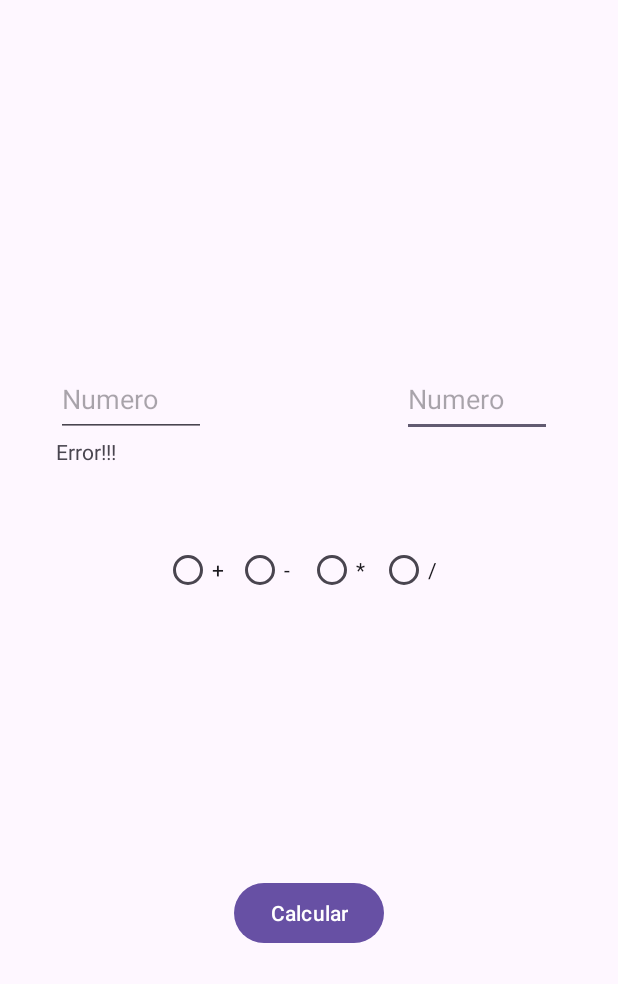
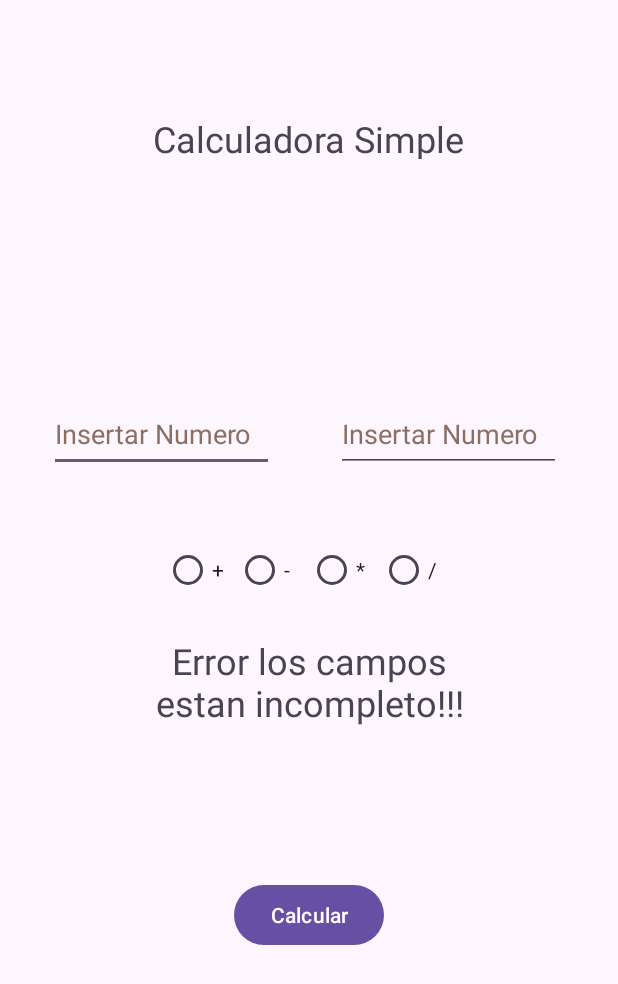
Before and after one commit to WINDOWEXPRESS/ASPracticas, an Android app: the Calculator_With_Two_Activity screen opened directly, with no data from a screen before it, after a tap on "Calcular", on a phone screen of 412 x 824 dp. Shown: the top 984 px of the screen. Run offline under Robolectric (Android 15) with nearby library versions, the phone set to English and light mode, and no system bars.

Commit message:
"Terminar u3a2 en casa"

```diff
--- a/app/src/main/java/com/example/aspracticas/ut03/u3e2/Calculator_With_Two_Activity.java
+++ b/app/src/main/java/com/example/aspracticas/ut03/u3e2/Calculator_With_Two_Activity.java
@@ -3,32 +3,31 @@ package com.example.aspracticas.ut03.u3e2;
 import androidx.appcompat.app.AppCompatActivity;
 
 import android.content.Intent;
-import android.graphics.Color;
 import android.os.Bundle;
-import android.text.Layout;
 import android.widget.Button;
 import android.widget.EditText;
-import android.widget.RadioButton;
 import android.widget.RadioGroup;
 import android.widget.TextView;
 
 import com.example.aspracticas.R;
 
 public class Calculator_With_Two_Activity extends AppCompatActivity {
+    public static final String CLAVE_NUMERO1 = "aaaaa";
+    public static final String CLAVE_NUMERO2 = "bbbbb";
+    public static final String CLAVE_OPERADOR = "ccccc";
     EditText num1, num2;
-    TextView errorNum, errorOperador;
+    TextView  errorMensaje;
     Button calcuclar;
     RadioGroup operador;
 
     @Override
     protected void onCreate(Bundle savedInstanceState) {
         super.onCreate(savedInstanceState);
-        setContentView(R.layout.activity_calculator_with_two);
+        setContentView(R.layout.u3a2_calculator_with_two);
 
         num1 = findViewById(R.id.u3a2_eText_Num1);
         num2 = findViewById(R.id.u3a2_eText_Num2);
-        errorNum = findViewById(R.id.u3a2_tView_ErrorNum);
-        errorOperador = findViewById(R.id.u3a2_tView_ErrorOperador);
+        errorMensaje = findViewById(R.id.u3a2_tView_ErrorMensaje);
         calcuclar = findViewById(R.id.u3a2_bt_Calcular);
         operador = findViewById(R.id.u3a2_rGroup_Operador);
 
@@ -36,21 +35,23 @@ public class Calculator_With_Two_Activity extends AppCompatActivity {
         calcuclar.setOnClickListener(view -> {
                 if (operador.getCheckedRadioButtonId() != -1 && !num1.getText().toString().isEmpty()
                         && !num2.getText().toString().isEmpty()) {
-                    Intent i = new Intent(this, VisualizadorResultado.class);
-                    i.putExtra("numero", num1.getText().toString());
-                    i.putExtra("numero1", num2.getText().toString());
-                    i.putExtra("operador", num1.getText().toString());
-                    startActivity(i);
+                    Intent intent = new Intent(this, VisualizadorResultado.class);
+                    // Pasa el número como extra a través del Intent
+                    intent.putExtra(CLAVE_NUMERO1, Integer.parseInt(num1.getText().toString()));
+                    intent.putExtra(CLAVE_NUMERO2,  Integer.parseInt(num2.getText().toString()));
+                    intent.putExtra(CLAVE_OPERADOR, operador.getCheckedRadioButtonId());
+
+                    // Inicia la actividad
+                    startActivity(intent);
                 }else {
-                    setTextError(errorNum);º
+                    setTextError(errorMensaje);
                 }
-
             }
         );
     }
 
     private void setTextError(TextView view) {
-        view.setText("Error!!!");
+        view.setText(R.string.u3a2_mensaje_error);
     }
 
 }
--- a/app/src/main/res/layout/activity_calculator_with_two.xml
+++ b/app/src/main/res/layout/u3a2_calculator_with_two.xml
@@ -7,47 +7,60 @@
     tools:context=".ut03.u3e2.Calculator_With_Two_Activity">
 
     <EditText
+        android:id="@+id/u3a2_eText_Num1"
+        android:layout_width="150dp"
+        android:layout_height="50dp"
+        android:autofillHints=""
+        android:hint="@string/u3a2_insertar_numero"
+        android:inputType="number|numberDecimal"
+        android:textColorHint="#8D6E63"
+        app:layout_constraintBottom_toBottomOf="@+id/u3a2_eText_Num2"
+        app:layout_constraintEnd_toStartOf="@+id/u3a2_eText_Num2"
+        app:layout_constraintHorizontal_bias="0.438"
+        app:layout_constraintStart_toStartOf="parent"
+        app:layout_constraintTop_toTopOf="parent"
+        app:layout_constraintVertical_bias="1.0"
+        tools:ignore="DuplicateSpeakableTextCheck" />
+
+    <EditText
         android:id="@+id/u3a2_eText_Num2"
-        android:layout_width="100dp"
+        android:layout_width="150dp"
         android:layout_height="50dp"
         android:ems="10"
-        android:hint="Numero"
-        android:inputType="text"
+        android:hint="@string/u3a2_insertar_numero"
+        android:inputType="number|numberDecimal"
+        android:textColorHint="#8D6E63"
         app:layout_constraintBottom_toBottomOf="parent"
         app:layout_constraintEnd_toEndOf="parent"
-        app:layout_constraintHorizontal_bias="0.858"
+        app:layout_constraintHorizontal_bias="0.854"
         app:layout_constraintStart_toStartOf="parent"
         app:layout_constraintTop_toTopOf="parent"
-        app:layout_constraintVertical_bias="0.312" />
-
-    <EditText
-        android:id="@+id/u3a2_eText_Num1"
-        android:layout_width="100dp"
-        android:layout_height="50dp"
-        android:hint="Numero"
-        android:inputType="number|numberDecimal"
-        app:layout_constraintBottom_toBottomOf="@+id/u3a2_eText_Num2"
-        app:layout_constraintEnd_toStartOf="@+id/u3a2_eText_Num2"
-        app:layout_constraintHorizontal_bias="0.221"
-        app:layout_constraintStart_toStartOf="parent"
-        app:layout_constraintTop_toTopOf="parent"
-        app:layout_constraintVertical_bias="1.0" />
+        app:layout_constraintVertical_bias="0.342"
+        android:autofillHints="" />
 
     <TextView
-        android:id="@+id/u3a2_tView_ErrorNum"
+        android:id="@+id/u3a2_tView_Titulo"
         android:layout_width="330dp"
         android:layout_height="30dp"
+        android:layout_marginTop="76dp"
+        android:text="@string/u3a2_titulo"
+        android:textAlignment="center"
+        android:textSize="24sp"
         app:layout_constraintEnd_toEndOf="@+id/u3a2_eText_Num2"
-        app:layout_constraintHorizontal_bias="0.0"
+        app:layout_constraintHorizontal_bias="0.727"
         app:layout_constraintStart_toStartOf="@+id/u3a2_eText_Num1"
-        app:layout_constraintTop_toBottomOf="@+id/u3a2_eText_Num2" />
+        app:layout_constraintTop_toTopOf="parent"
+        tools:ignore="TextSizeCheck" />
 
     <TextView
-        android:id="@+id/u3a2_tView_ErrorOperador"
-        android:layout_width="192dp"
-        android:layout_height="30dp"
+        android:id="@+id/u3a2_tView_ErrorMensaje"
+        android:layout_width="241dp"
+        android:layout_height="75dp"
+        android:layout_marginTop="20dp"
+        android:textAlignment="center"
+        android:textSize="24sp"
         app:layout_constraintEnd_toEndOf="@+id/u3a2_rGroup_Operador"
-        app:layout_constraintHorizontal_bias="0.0"
+        app:layout_constraintHorizontal_bias="0.489"
         app:layout_constraintStart_toStartOf="@+id/u3a2_rGroup_Operador"
         app:layout_constraintTop_toBottomOf="@+id/u3a2_rGroup_Operador" />
 
@@ -67,25 +80,26 @@
             android:id="@+id/u3a2_rButton_Suma"
             android:layout_width="wrap_content"
             android:layout_height="wrap_content"
-            android:text="+" />
+            android:text="+"
+            tools:ignore="HardcodedText" />
 
         <RadioButton
             android:id="@+id/u3a2_rButton_Resta"
             android:layout_width="wrap_content"
             android:layout_height="wrap_content"
-            android:text="-" />
+            android:text="@string/u3a2_Restar" />
 
         <RadioButton
             android:id="@+id/u3a2_rButton_Multi"
             android:layout_width="wrap_content"
             android:layout_height="wrap_content"
-            android:text="*" />
+            android:text="@string/u3a2_Multiplicar" />
 
         <RadioButton
             android:id="@+id/u3a2_rButton_Divi"
             android:layout_width="wrap_content"
             android:layout_height="wrap_content"
-            android:text="/" />
+            android:text="@string/u3a2_Dividir" />
     </RadioGroup>
 
     <Button
@@ -93,11 +107,11 @@
         android:layout_width="wrap_content"
         android:layout_height="wrap_content"
         android:layout_marginBottom="188dp"
-        android:text="Calcular"
+        android:text="@string/calcular"
         app:layout_constraintBottom_toBottomOf="parent"
         app:layout_constraintEnd_toEndOf="parent"
         app:layout_constraintStart_toStartOf="parent"
-        app:layout_constraintTop_toBottomOf="@+id/u3a2_tView_ErrorOperador"
+        app:layout_constraintTop_toBottomOf="@+id/u3a2_tView_ErrorMensaje"
         app:layout_constraintVertical_bias="0.98" />
 
 </androidx.constraintlayout.widget.ConstraintLayout>
--- a/app/src/main/res/values/strings.xml
+++ b/app/src/main/res/values/strings.xml
@@ -54,5 +54,15 @@
     <string name="u2a6_fin_de_juego_perdido">Fin de Juego.\nHas perdido!!!</string>
     <string name="u2a6_titulo_dialogo_reiniciar">Importante</string>
     <string name="u2a6_mensaje_dialogo_reiniciar">La partida no ha terminado todavía ,¿ Seguro quieres reiniciar ?</string>
+    <string name="u3a2_insertar_numero">Insertar Numero</string>
+    <string name="u3a2_Dividir">/</string>
+    <string name="u3a2_Multiplicar">*</string>
+    <string name="u3a2_Restar">-</string>
+    <string name="u3a2_titulo">Calculadora Simple</string>
+    <string name="u3a2_volver">Volver</string>
+    <string name="u3a2_resultado_indefinido">Resultado indefinido</string>
+    <string name="u3a2_no_se_puede_dividir_entre_cero">No se puede dividir entre cero</string>
+    <string name="u3a2_resultado">%d</string>
+    <string name="u3a2_mensaje_error">Error los campos estan incompleto!!!</string>
 
 </resources>
```
Also changed, not shown: app/src/main/java/com/example/aspracticas/ut03/u3e2/Operador.java (added, +17 -0 lines), app/src/main/java/com/example/aspracticas/ut03/u3e2/VisualizadorResultado.java (+47 -4 lines), app/src/main/res/layout/u3a2_visualizador_resultado.xml (+16 -9 lines), 1 other file.
